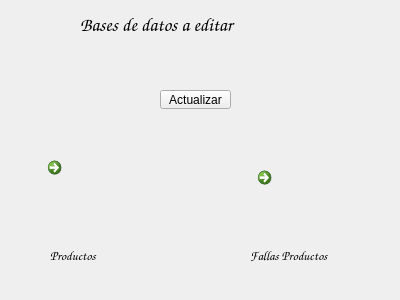
Matias2178/Sistema_Postventa, file selecciondeeditores.ui: the form before one commit.
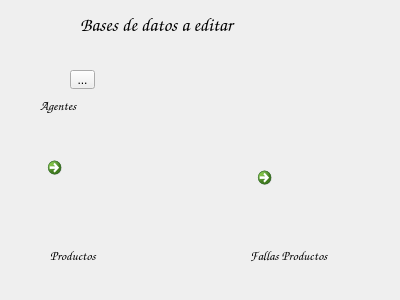
The form after the commit. Icons and pictures are not drawn.

Commit message: Agregado de los DB para manejar los trabajos Agregado de la pantalla de agregado de Agentes

```diff
--- a/selecciondeeditores.ui
+++ b/selecciondeeditores.ui
@@ -125,14 +125,35 @@
   <widget class="QToolButton" name="toolButton">
    <property name="geometry">
     <rect>
-     <x>160</x>
-     <y>90</y>
-     <width>71</width>
+     <x>70</x>
+     <y>70</y>
+     <width>25</width>
      <height>19</height>
     </rect>
    </property>
    <property name="text">
-    <string>Actualizar</string>
+    <string>...</string>
+   </property>
+  </widget>
+  <widget class="QLabel" name="label_4">
+   <property name="geometry">
+    <rect>
+     <x>40</x>
+     <y>90</y>
+     <width>61</width>
+     <height>30</height>
+    </rect>
+   </property>
+   <property name="font">
+    <font>
+     <family>Comic Sans MS</family>
+     <pointsize>10</pointsize>
+     <weight>75</weight>
+     <bold>true</bold>
+    </font>
+   </property>
+   <property name="text">
+    <string>Agentes</string>
    </property>
   </widget>
  </widget>
```
Left out of the diff: 12 changed lines with no effect on the pictures. The commit also changes 19 other files.
